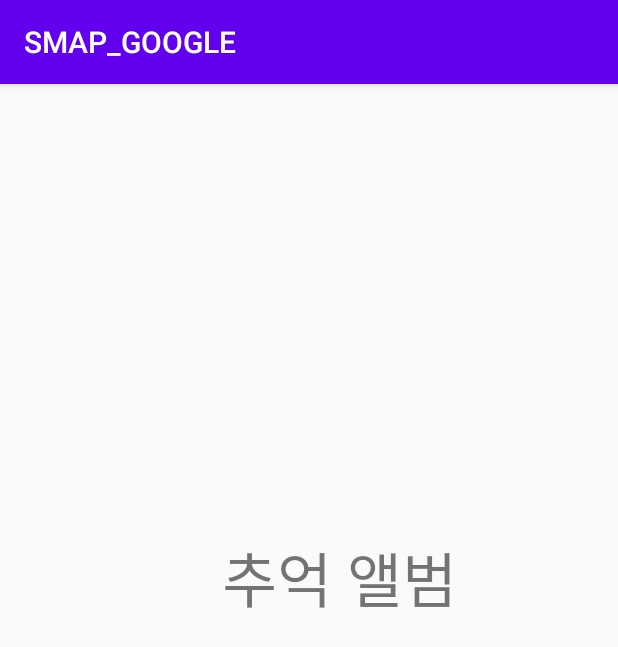
After one commit to 16chperfect/SMAP, an Android app: the fragment frag3 shown on its own in the app's theme, on a phone screen of 412 x 824 dp. The commit adds this screen. Shown: the top 647 px of the screen. Run offline under Robolectric (Android 15) with nearby library versions, the phone set to English and light mode, and no system bars.

```diff
--- /dev/null
+++ b/SMAP_APP/app/src/main/java/com/example/smap_google/frag3.java
@@ -0,0 +1,23 @@
+package com.example.smap_google;
+
+import android.os.Bundle;
+import android.view.LayoutInflater;
+import android.view.View;
+import android.view.ViewGroup;
+
+import androidx.annotation.NonNull;
+import androidx.annotation.Nullable;
+import androidx.fragment.app.Fragment;
+
+public class frag3 extends Fragment {
+
+    private View view;
+
+    @Nullable
+    @Override
+    public View onCreateView(@NonNull LayoutInflater inflater, @Nullable ViewGroup container, @Nullable Bundle savedInstanceState) {
+        view = inflater.inflate(R.layout.frag3 , container, false);
+
+        return view;
+    }
+}
--- a/SMAP_APP/app/src/main/res/layout/activity_result_google.xml
+++ b/SMAP_APP/app/src/main/res/layout/activity_result_google.xml
@@ -25,5 +25,6 @@
         app:layout_constraintEnd_toEndOf="parent"
         app:layout_constraintStart_toStartOf="parent"
         app:layout_constraintTop_toTopOf="parent"
-        app:srcCompat="@drawable/ic_launcher_background" />
+        app:srcCompat="@drawable/ic_launcher_background"
+        tools:ignore="VectorDrawableCompat" />
 </androidx.constraintlayout.widget.ConstraintLayout>
--- /dev/null
+++ b/SMAP_APP/app/src/main/res/layout/frag3.xml
@@ -0,0 +1,25 @@
+<?xml version="1.0" encoding="utf-8"?>
+<RelativeLayout
+    xmlns:android="http://schemas.android.com/apk/res/android" android:layout_width="match_parent"
+    android:layout_height="match_parent"
+    android:orientation="vertical">
+
+    <TextView
+        android:layout_width="222dp"
+        android:layout_height="wrap_content"
+        android:layout_alignParentStart="true"
+        android:layout_alignParentLeft="true"
+        android:layout_alignParentTop="true"
+        android:layout_alignParentEnd="true"
+        android:layout_alignParentRight="true"
+        android:layout_alignParentBottom="true"
+        android:layout_marginStart="148dp"
+        android:layout_marginLeft="148dp"
+        android:layout_marginTop="299dp"
+        android:layout_marginEnd="41dp"
+        android:layout_marginRight="41dp"
+        android:layout_marginBottom="320dp"
+        android:text="추억 앨범"
+        android:textSize="40sp" />
+
+</RelativeLayout>
```
Also changed, not shown: SMAP_APP/app/src/main/java/com/example/smap_google/BottomNavViewActivity.java (added, +77 -0 lines), SMAP_APP/app/src/main/java/com/example/smap_google/MainActivity.java (+13 -0 lines), SMAP_APP/app/src/main/java/com/example/smap_google/frag1.java (added, +25 -0 lines), SMAP_APP/app/src/main/java/com/example/smap_google/frag2.java (added, +23 -0 lines), SMAP_APP/app/src/main/res/layout/activity_main.xml (+12 -0 lines), SMAP_APP/app/src/main/res/layout/activity_mainmenu.xml (added, +55 -0 lines), SMAP_APP/app/src/main/res/layout/frag1.xml (added, +19 -0 lines), SMAP_APP/app/src/main/res/layout/frag2.xml (added, +23 -0 lines).
